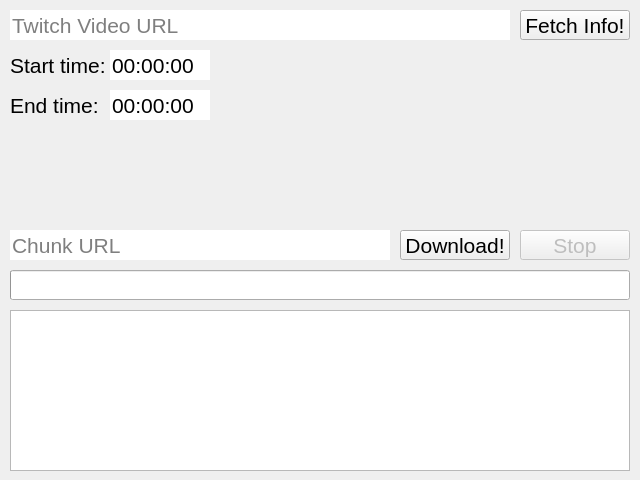
Old version of the form ui/vod.ui in the repository Pixelsuft/twitch-keeper.
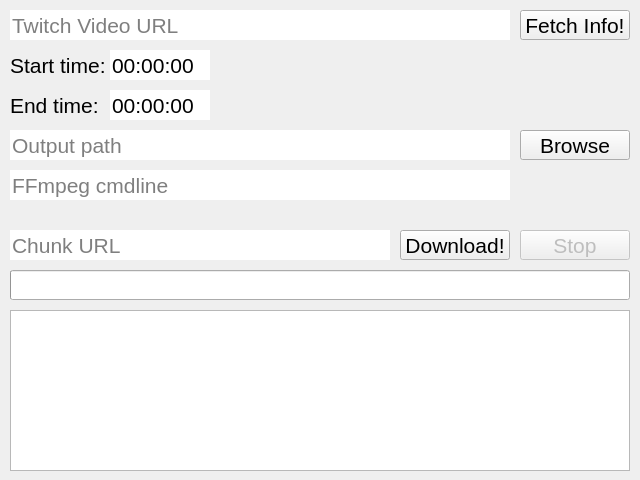
New version of the form. Icons and pictures are not drawn.

```diff
--- a/ui/vod.ui
+++ b/ui/vod.ui
@@ -257,6 +257,72 @@
      <bool>true</bool>
     </property>
    </widget>
+   <widget class="QLineEdit" name="outEdit">
+    <property name="geometry">
+     <rect>
+      <x>10</x>
+      <y>130</y>
+      <width>500</width>
+      <height>30</height>
+     </rect>
+    </property>
+    <property name="font">
+     <font>
+      <pointsize>16</pointsize>
+     </font>
+    </property>
+    <property name="text">
+     <string/>
+    </property>
+    <property name="frame">
+     <bool>false</bool>
+    </property>
+    <property name="placeholderText">
+     <string>Output path</string>
+    </property>
+   </widget>
+   <widget class="QPushButton" name="outButton">
+    <property name="geometry">
+     <rect>
+      <x>520</x>
+      <y>130</y>
+      <width>110</width>
+      <height>30</height>
+     </rect>
+    </property>
+    <property name="font">
+     <font>
+      <pointsize>16</pointsize>
+     </font>
+    </property>
+    <property name="text">
+     <string>Browse</string>
+    </property>
+   </widget>
+   <widget class="QLineEdit" name="ffmpegEdit">
+    <property name="geometry">
+     <rect>
+      <x>10</x>
+      <y>170</y>
+      <width>500</width>
+      <height>30</height>
+     </rect>
+    </property>
+    <property name="font">
+     <font>
+      <pointsize>16</pointsize>
+     </font>
+    </property>
+    <property name="text">
+     <string/>
+    </property>
+    <property name="frame">
+     <bool>false</bool>
+    </property>
+    <property name="placeholderText">
+     <string>FFmpeg cmdline</string>
+    </property>
+   </widget>
   </widget>
  </widget>
  <resources/>
```
